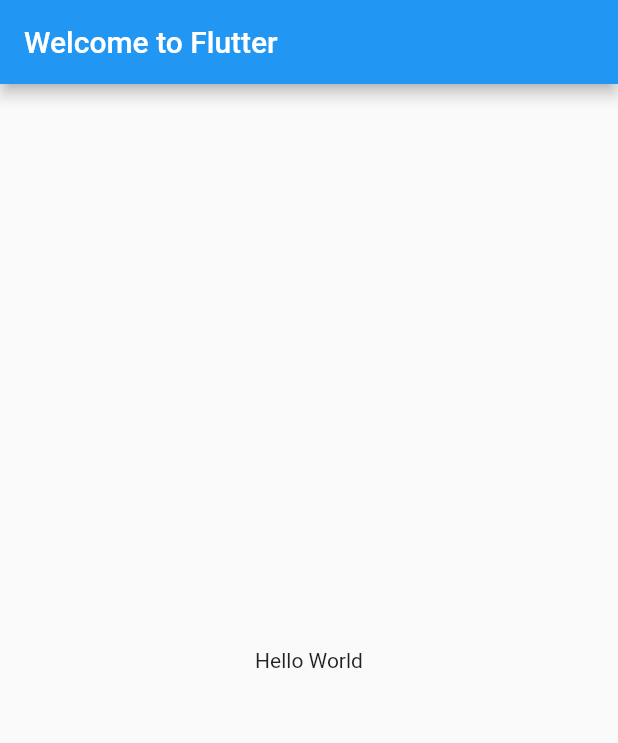
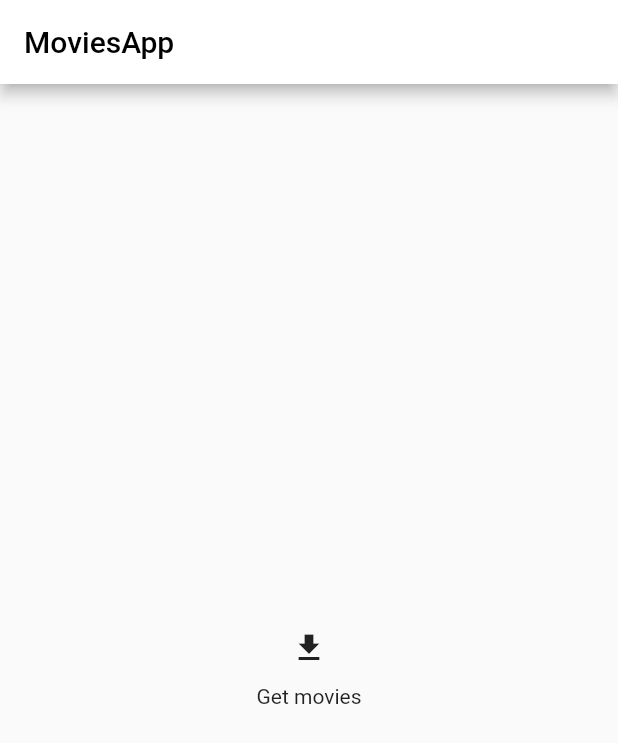
Before and after one commit to zmesinger/movies_app, a Flutter app: the screen it shows after launch, on a phone screen of 412 x 824 dp. Shown: the top 743 px of the screen. Run offline on Flutter 3.47's test engine with Material 2 defaults, Android fonts, the phone set to English and light mode, and no system bars; our stand-ins replace bloc, equatable.

Commit message:
Add homepage

```diff
--- /dev/null
+++ b/lib/bloc/movies_bloc.dart
@@ -0,0 +1,16 @@
+import 'dart:async';
+
+import 'package:bloc/bloc.dart';
+import 'package:equatable/equatable.dart';
+import 'package:meta/meta.dart';
+
+part 'movies_event.dart';
+part 'movies_state.dart';
+
+class MoviesBloc extends Bloc<MoviesEvent, MoviesState> {
+  MoviesBloc() : super(MoviesInitial()) {
+    on<MoviesEvent>((event, emit) {
+      // TODO: implement event handler
+    });
+  }
+}
--- /dev/null
+++ b/lib/bloc/movies_event.dart
@@ -0,0 +1,4 @@
+part of 'movies_bloc.dart';
+
+@immutable
+abstract class MoviesEvent extends Equatable{}
--- /dev/null
+++ b/lib/bloc/movies_state.dart
@@ -0,0 +1,9 @@
+part of 'movies_bloc.dart';
+
+@immutable
+abstract class MoviesState extends Equatable {}
+
+class MoviesInitial extends MoviesState {
+  @override
+  List<Object?> get props => [];
+}
--- a/lib/main.dart
+++ b/lib/main.dart
@@ -10,13 +10,43 @@ class MyApp extends StatelessWidget {
   @override
   Widget build(BuildContext context) {
     return MaterialApp(
-      title: 'Welcome to Flutter',
-      home: Scaffold(
-        appBar: AppBar(
-          title: const Text('Welcome to Flutter'),
+      title: "Movies App",
+      theme: ThemeData(
+        appBarTheme: const AppBarTheme(
+          backgroundColor: Colors.white,
+          foregroundColor: Colors.black,
         ),
-        body: const Center(
-          child: Text('Hello World'),
+      ),
+      home: const Movies(),
+    );
+  }
+}
+
+class Movies extends StatefulWidget {
+  const Movies({Key? key}) : super(key: key);
+
+  @override
+  State<Movies> createState() => _MoviesState();
+}
+
+class _MoviesState extends State<Movies> {
+  @override
+  Widget build(BuildContext context) {
+    return Scaffold(
+      appBar: AppBar(
+        title: const Text("MoviesApp"),
+      ),
+      body: Center(
+        child: Column(
+          mainAxisSize: MainAxisSize.min,
+          children: [
+            IconButton(
+                icon: Icon(Icons.get_app),
+
+                onPressed: () {},
+            ),
+            Text("Get movies"),
+          ],
         ),
       ),
     );
--- a/pubspec.yaml
+++ b/pubspec.yaml
@@ -39,6 +39,7 @@ dependencies:
   bloc: ^8.1.0
   flutter_bloc: ^8.1.1
   http: ^0.13.5
+  equatable: ^2.0.5
 
 dev_dependencies:
   flutter_test:
```
